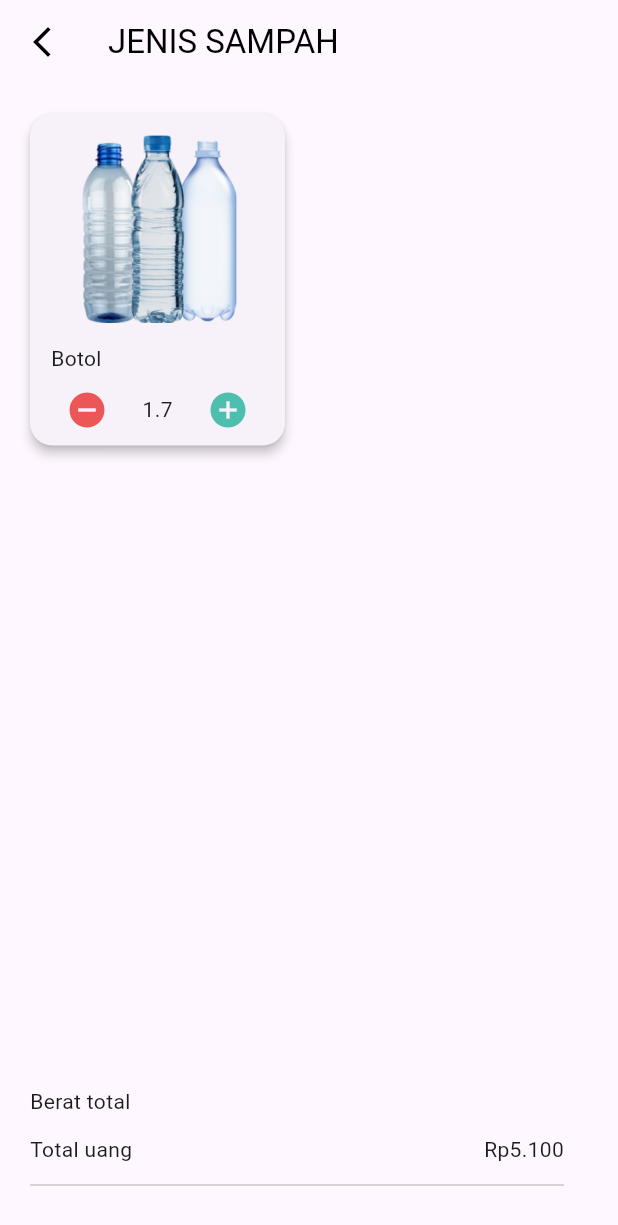
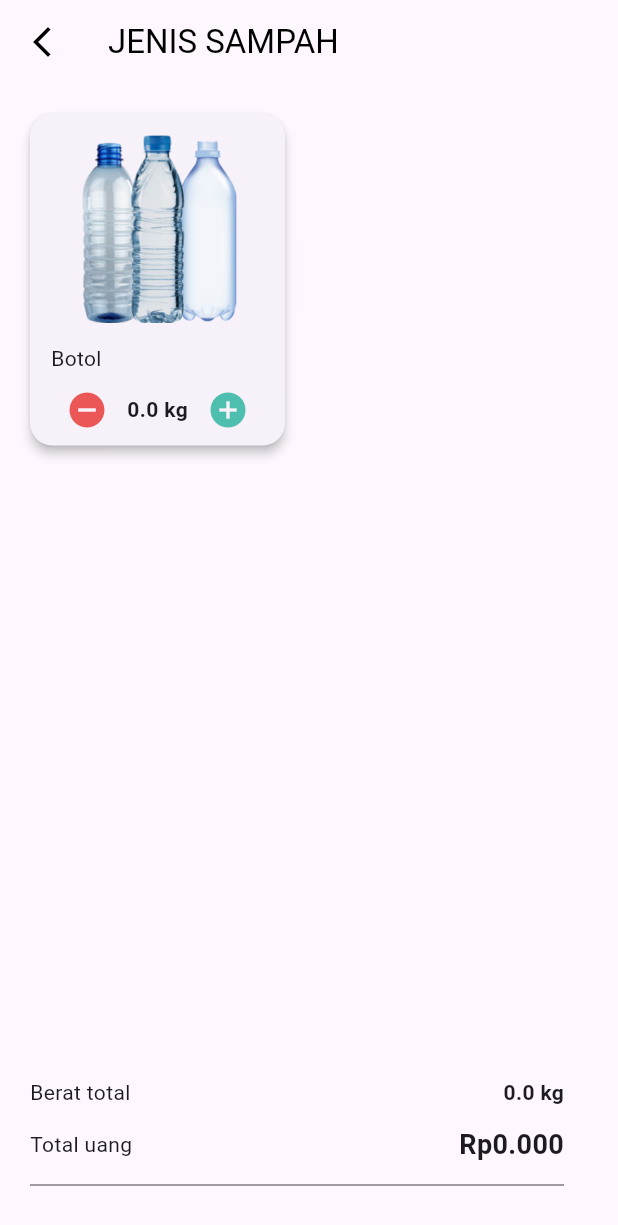
Before and after one commit to yanuarsyahp/pulus, a Flutter app: the screen it shows after launch, after a tap on the "add box" icon, after a tap on the "remove circle" icon, on a phone screen of 412 x 824 dp. Shown: the top 1225 px of the screen. Run offline on Flutter 3.47's test engine with Material 3 defaults, Android fonts, the phone set to English and light mode, and no system bars; our stand-ins replace flutter_speed_dial, shared_preferences, sqflite; accounts and stored records are empty.

Commit message:
lanjut ntar

```diff
--- a/lib/features/shop/screen/noWasteType_screen.dart
+++ b/lib/features/shop/screen/noWasteType_screen.dart
@@ -1,4 +1,4 @@
-// ignore_for_file: prefer_const_constructors, file_names, prefer_final_fields, prefer_const_literals_to_create_immutables
+// ignore_for_file: prefer_const_constructors, file_names, prefer_final_fields, prefer_const_literals_to_create_immutables, unrelated_type_equality_checks, avoid_print
 
 import 'package:flutter/material.dart';
 import 'package:provider/provider.dart';
@@ -39,6 +39,7 @@ class _NoWasteTypeState extends State<NoWasteType> {
   bool plastikIsClicked = false;
 
   double beratTotal = 0.0;
+  double totalUang = 0.0;
 
   @override
   Widget build(BuildContext context) {
@@ -75,17 +76,20 @@ class _NoWasteTypeState extends State<NoWasteType> {
                           addOnPressed: () {
                             setState(() {
                               botolIsClicked = !false;
-                              beratTotal = beratTotal + _nonOrganikTabs[0][2];
-                              print(beratTotal.toStringAsFixed(1));
+                              beratTotal = beratTotal + 1.0;
+                              totalUang = totalUang + _nonOrganikTabs[0][2];
+                              print(totalUang.toStringAsFixed(3));
                             });
                           },
                           removeOnPressed: () {
                             setState(() {
-                              beratTotal = beratTotal - _nonOrganikTabs[0][2];
-                              beratTotal < 0.0
-                                  ? botolIsClicked = false
-                                  : botolIsClicked = !false;
-                              print(beratTotal.toStringAsFixed(1));
+                              beratTotal = beratTotal - 1.0;
+                              print(totalUang.toStringAsFixed(3));
+
+                              totalUang = totalUang - _nonOrganikTabs[0][2];
+                              totalUang <= 0.0
+                                  ? totalUang == 0.0
+                                  : print(totalUang.toStringAsFixed(3));
                             });
                           },
                         ),
@@ -205,19 +209,34 @@ class _NoWasteTypeState extends State<NoWasteType> {
                       children: [
                         Row(
                           mainAxisAlignment: MainAxisAlignment.spaceBetween,
-                          children: [Text('Berat total')],
+                          children: [
+                            Text('Berat total'),
+                            Text(
+                              '${beratTotal} kg',
+                              style: TextStyle(fontWeight: FontWeight.bold),
+                            )
+                          ],
                         ),
                         SizedBox(
                           height: 12,
                         ),
                         Row(
                           mainAxisAlignment: MainAxisAlignment.spaceBetween,
-                          children: [Text('Total uang'), Text('Rp5.100')],
+                          children: [
+                            Text('Total uang'),
+                            Text(
+                              'Rp${totalUang.toStringAsFixed(3)}',
+                              style: TextStyle(
+                                  fontWeight: FontWeight.bold, fontSize: 18),
+                            )
+                          ],
                         ),
                         SizedBox(
                           height: 6,
                         ),
-                        Divider(),
+                        Divider(
+                          color: Colors.black.withOpacity(0.5),
+                        ),
                         SizedBox(
                           height: 6,
                         ),
--- a/lib/features/shop/widget/noWaste_widget.dart
+++ b/lib/features/shop/widget/noWaste_widget.dart
@@ -1,4 +1,4 @@
-// ignore_for_file: prefer_const_constructors
+// ignore_for_file: prefer_const_constructors, avoid_print, sized_box_for_whitespace, prefer_interpolation_to_compose_strings
 
 import 'package:flutter/material.dart';
 import 'package:pulus/data/app_color.dart';
@@ -25,6 +25,7 @@ class NoWidget extends StatefulWidget {
 }
 
 class _NoWidgetState extends State<NoWidget> {
+  double beratItem = 0.0;
   @override
   Widget build(BuildContext context) {
     return Column(
@@ -63,8 +64,11 @@ class _NoWidgetState extends State<NoWidget> {
                                 IconButton(
                                     onPressed: () {
                                       setState(() {
-                                        widget.isClicked = !widget.isClicked;
+                                        beratItem <= 0.0
+                                            ? widget.isClicked = false
+                                            : beratItem = beratItem - 1.0;
                                         widget.removeOnPressed();
+                                        print(beratItem.toStringAsFixed(1));
                                       });
                                     },
                                     icon: Icon(
@@ -72,11 +76,15 @@ class _NoWidgetState extends State<NoWidget> {
                                       color: AppColor.newRed,
                                       size: 28,
                                     )),
-                                Text(widget.price.toString()),
+                                Text(
+                                  beratItem.toStringAsFixed(1) + ' kg',
+                                  style: TextStyle(fontWeight: FontWeight.bold),
+                                ),
                                 IconButton(
                                     onPressed: () {
                                       setState(() {
                                         widget.addOnPressed();
+                                        beratItem = beratItem + 1.0;
                                       });
                                     },
                                     icon: Icon(
@@ -97,7 +105,7 @@ class _NoWidgetState extends State<NoWidget> {
                                       width: 20,
                                     ),
                                     Text(
-                                      '  Rp${widget.price}/kg',
+                                      '  Rp${widget.price.toStringAsFixed(3)}/kg',
                                       style: TextStyle(
                                           fontSize: 12,
                                           fontWeight: FontWeight.bold),
@@ -109,6 +117,7 @@ class _NoWidgetState extends State<NoWidget> {
                                       print('clicked');
                                       setState(() {
                                         widget.addOnPressed();
+                                        beratItem = beratItem + 1.0;
                                       });
                                     },
                                     icon: Icon(
```
